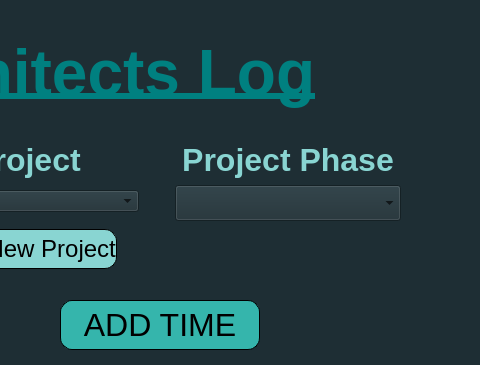
CanMatthewCode/ArchitectsLog, file src/ui/MainWindow.ui: the form before one commit; both pictures show x 427 to 907 and y 0 to 365 of the 907 by 590 pixel window.
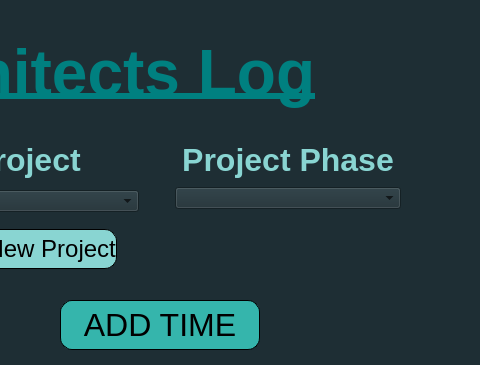
The form after the commit.

Patch:
```diff
--- a/src/ui/MainWindow.ui
+++ b/src/ui/MainWindow.ui
@@ -374,7 +374,7 @@
         <item>
          <widget class="QComboBox" name="PhasesComboBox">
           <property name="sizePolicy">
-           <sizepolicy hsizetype="Preferred" vsizetype="Preferred">
+           <sizepolicy hsizetype="Preferred" vsizetype="Fixed">
             <horstretch>0</horstretch>
             <verstretch>0</verstretch>
            </sizepolicy>
@@ -382,7 +382,7 @@
           <property name="minimumSize">
            <size>
             <width>0</width>
-            <height>20</height>
+            <height>22</height>
            </size>
           </property>
           <property name="styleSheet">
@@ -403,7 +403,7 @@
           <property name="sizeHint" stdset="0">
            <size>
             <width>200</width>
-            <height>48</height>
+            <height>60</height>
            </size>
           </property>
          </spacer>
```
Left out of the diff: 2 changed lines with no effect on the pictures.
